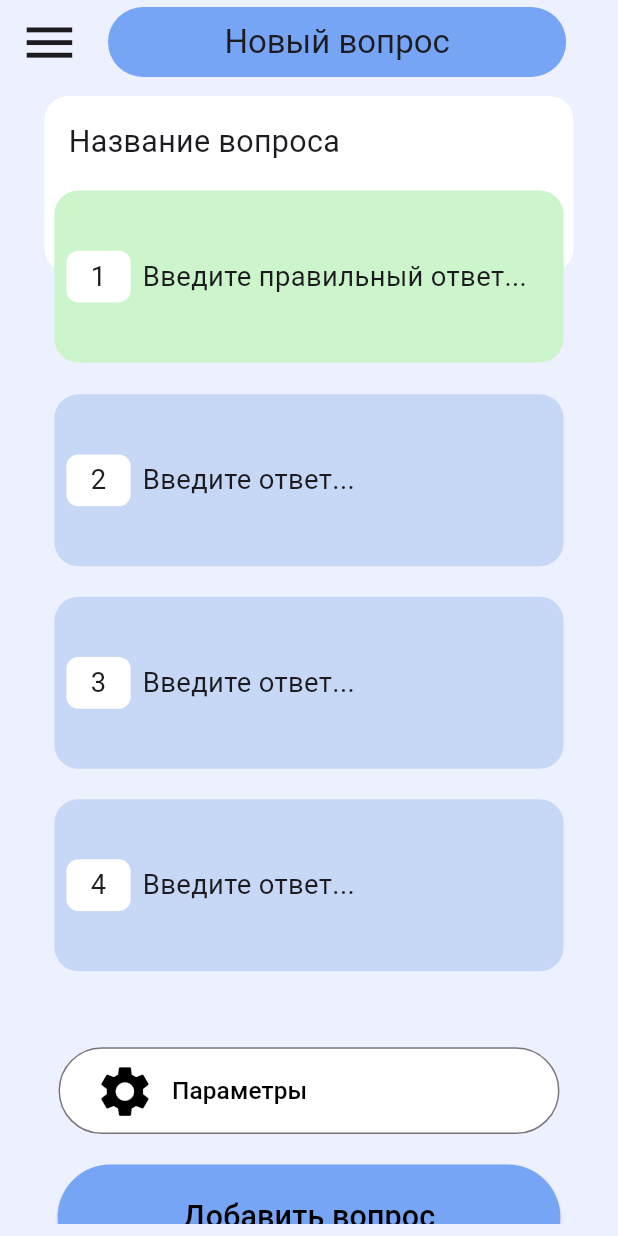
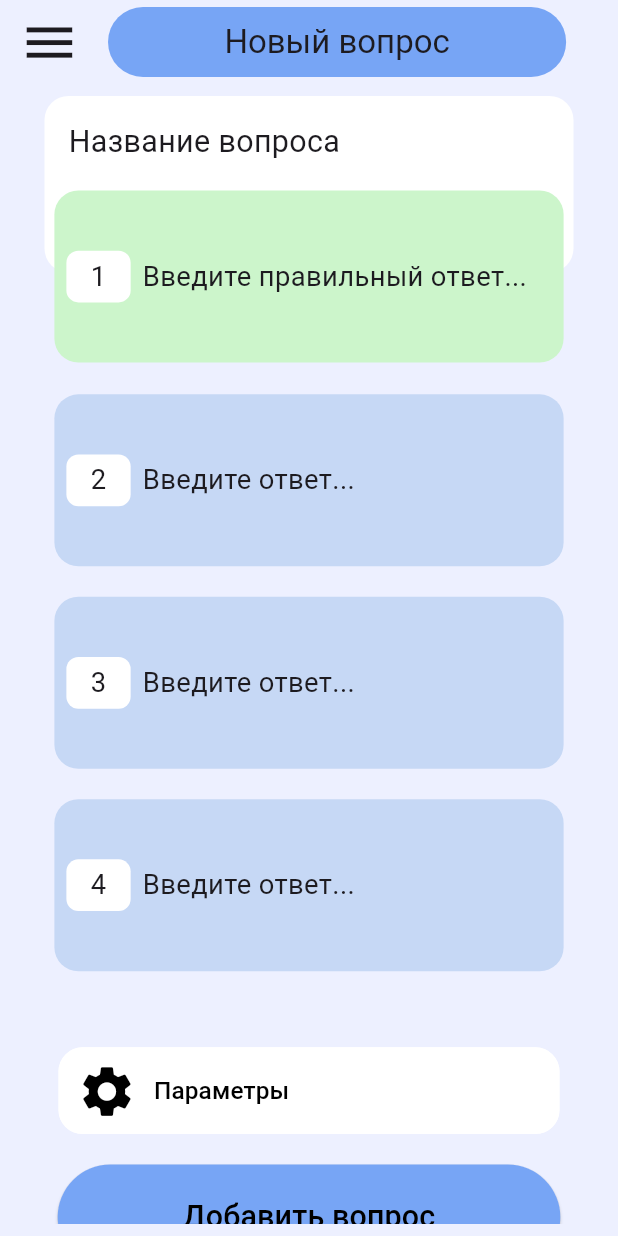
Before and after one commit to megavvve/StudyReady, a Flutter app: the screen it shows after launch, on a phone screen of 412 x 824 dp. Run offline on Flutter 3.47's test engine with Material 2 defaults, Android fonts, the phone set to English and light mode, and no system bars; our stand-ins replace flutter_screenutil.

Commit message:
some design changes

```diff
--- a/lib/presentation/pages/add_answer/widgets_add_answer/option_button.dart
+++ b/lib/presentation/pages/add_answer/widgets_add_answer/option_button.dart
@@ -7,8 +7,9 @@ class OptionsButton extends StatelessWidget {
 
   @override
   Widget build(BuildContext context) {
-    return OutlinedButton(
+    return TextButton(
       style: ButtonStyle(
+        shape: MaterialStatePropertyAll(RoundedRectangleBorder(side: const BorderSide(color: Colors.white), borderRadius: BorderRadius.circular(16))),
           fixedSize: MaterialStatePropertyAll(Size(304.w, 57.h)),
           backgroundColor: const MaterialStatePropertyAll(Colors.white)),
       onPressed: () {
```
